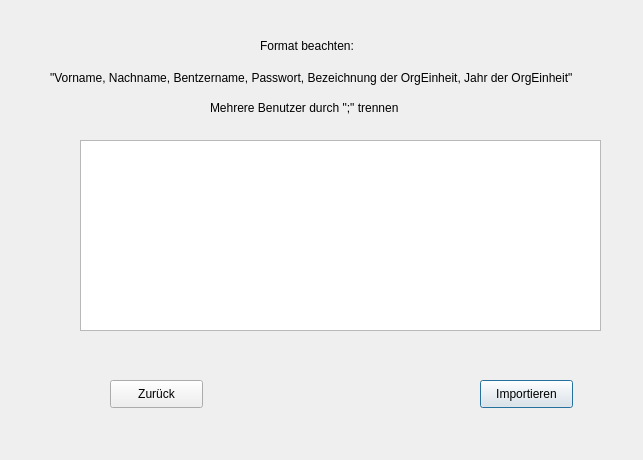
Qt form ZitatErfassung/frmbenutzerimport.ui (TrialAnd404/MyRepo) before a commit.
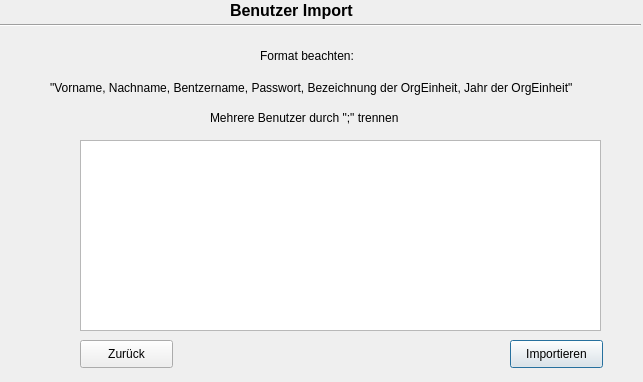
The same form after that commit.

Diff of the .ui file:
```diff
--- a/ZitatErfassung/frmbenutzerimport.ui
+++ b/ZitatErfassung/frmbenutzerimport.ui
@@ -7,7 +7,7 @@
     <x>0</x>
     <y>0</y>
     <width>643</width>
-    <height>460</height>
+    <height>382</height>
    </rect>
   </property>
   <property name="windowTitle">
@@ -26,8 +26,8 @@
   <widget class="QPushButton" name="btnImport">
    <property name="geometry">
     <rect>
-     <x>480</x>
-     <y>380</y>
+     <x>510</x>
+     <y>340</y>
      <width>93</width>
      <height>28</height>
     </rect>
@@ -40,7 +40,7 @@
    <property name="geometry">
     <rect>
      <x>260</x>
-     <y>30</y>
+     <y>40</y>
      <width>371</width>
      <height>31</height>
     </rect>
@@ -52,8 +52,8 @@
   <widget class="QPushButton" name="btnZurueck">
    <property name="geometry">
     <rect>
-     <x>110</x>
-     <y>380</y>
+     <x>80</x>
+     <y>340</y>
      <width>93</width>
      <height>28</height>
     </rect>
@@ -66,7 +66,7 @@
    <property name="geometry">
     <rect>
      <x>210</x>
-     <y>100</y>
+     <y>110</y>
      <width>291</width>
      <height>16</height>
     </rect>
@@ -79,7 +79,7 @@
    <property name="geometry">
     <rect>
      <x>50</x>
-     <y>70</y>
+     <y>80</y>
      <width>581</width>
      <height>16</height>
     </rect>
@@ -101,6 +101,32 @@
     <string/>
    </property>
   </widget>
+  <widget class="Line" name="line_2">
+   <property name="geometry">
+    <rect>
+     <x>0</x>
+     <y>15</y>
+     <width>641</width>
+     <height>21</height>
+    </rect>
+   </property>
+   <property name="orientation">
+    <enum>Qt::Horizontal</enum>
+   </property>
+  </widget>
+  <widget class="QLabel" name="label">
+   <property name="geometry">
+    <rect>
+     <x>230</x>
+     <y>0</y>
+     <width>141</width>
+     <height>21</height>
+    </rect>
+   </property>
+   <property name="text">
+    <string>&lt;html&gt;&lt;head/&gt;&lt;body&gt;&lt;p&gt;&lt;span style=&quot; font-size:12pt; font-weight:600;&quot;&gt;Benutzer Import&lt;/span&gt;&lt;/p&gt;&lt;/body&gt;&lt;/html&gt;</string>
+   </property>
+  </widget>
  </widget>
  <resources/>
  <connections/>
```
